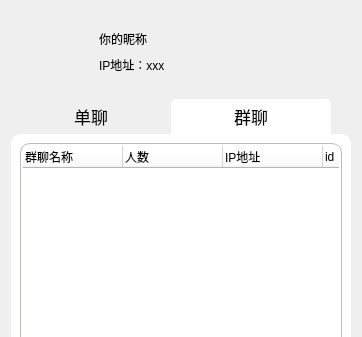
This is Qt-IM/mainwindow.ui in XiaoZheng2003/BIT-QT-IM as Qt 5 draws it before an edit; both pictures show x 0 to 362 and y 0 to 337 of the 362 by 625 pixel window. The edited form follows.
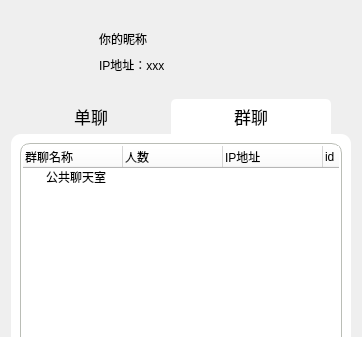
This is the edited form. The open tabs and pages were chosen to show the change. Icons and pictures are not drawn.

```diff
--- a/Qt-IM/mainwindow.ui
+++ b/Qt-IM/mainwindow.ui
@@ -240,6 +240,15 @@
            <string>id</string>
           </property>
          </column>
+         <item>
+          <property name="text">
+           <string>公共聊天室</string>
+          </property>
+          <property name="icon">
+           <iconset resource="res.qrc">
+            <normaloff>:/res/group.png</normaloff>:/res/group.png</iconset>
+          </property>
+         </item>
         </widget>
        </item>
       </layout>
```
Left out of the diff: 2 changed lines with no effect on the pictures.
